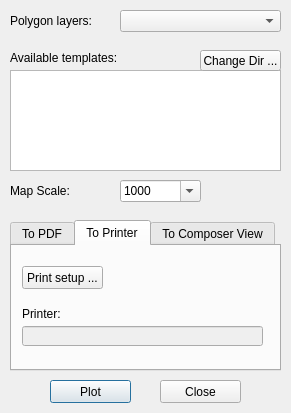
Above: batch_plotting.ui from zsiki/ls before the change. Below: the same form after it.
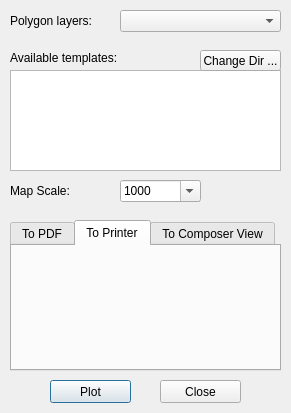
That is the form after the change. The open tabs and pages were chosen to show the change.

Commit message: little changes in batch plotting dialog ui

The edit to the form file:
```diff
--- a/batch_plotting.ui
+++ b/batch_plotting.ui
@@ -303,54 +303,6 @@
     <attribute name="title">
      <string>To Printer</string>
     </attribute>
-    <widget class="QPushButton" name="PrintSetupButton">
-     <property name="geometry">
-      <rect>
-       <x>10</x>
-       <y>20</y>
-       <width>81</width>
-       <height>23</height>
-      </rect>
-     </property>
-     <property name="sizePolicy">
-      <sizepolicy hsizetype="Fixed" vsizetype="Fixed">
-       <horstretch>0</horstretch>
-       <verstretch>0</verstretch>
-      </sizepolicy>
-     </property>
-     <property name="text">
-      <string>Print setup ...</string>
-     </property>
-    </widget>
-    <widget class="QLineEdit" name="PrinterEdit">
-     <property name="enabled">
-      <bool>false</bool>
-     </property>
-     <property name="geometry">
-      <rect>
-       <x>10</x>
-       <y>80</y>
-       <width>241</width>
-       <height>20</height>
-      </rect>
-     </property>
-     <property name="readOnly">
-      <bool>false</bool>
-     </property>
-    </widget>
-    <widget class="QLabel" name="label">
-     <property name="geometry">
-      <rect>
-       <x>10</x>
-       <y>60</y>
-       <width>81</width>
-       <height>16</height>
-      </rect>
-     </property>
-     <property name="text">
-      <string>Printer:</string>
-     </property>
-    </widget>
    </widget>
    <widget class="QWidget" name="toComposerView">
     <attribute name="title">
```
Left out of the diff: 4 changed lines with no effect on the pictures. The commit also changes 1 other file.
